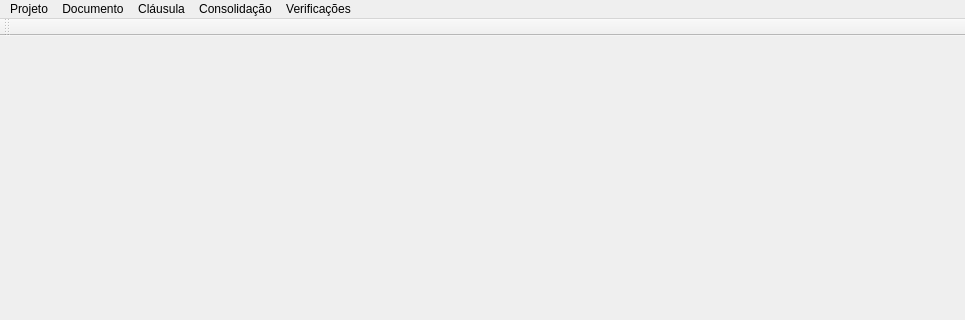
Qt form views/UI/MainWindow.ui (fbarden/ProjectManager) before a commit; both pictures show x 0 to 965 and y 0 to 320 of the 965 by 643 pixel window.
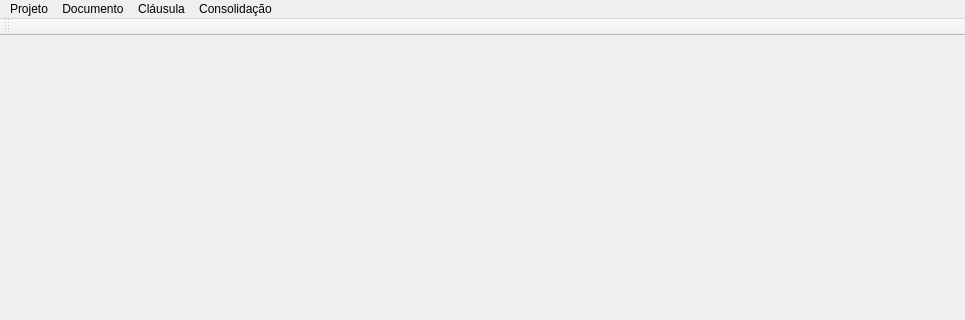
The same form after that commit.

The edit to the form file:
```diff
--- a/views/UI/MainWindow.ui
+++ b/views/UI/MainWindow.ui
@@ -60,20 +60,10 @@
     <addaction name="actionIndexHistory"/>
     <addaction name="actionUpdateConsolidation"/>
    </widget>
-   <widget class="QMenu" name="menuVerifications">
-    <property name="title">
-     <string>Verificações</string>
-    </property>
-    <addaction name="actionCheckSpaces"/>
-    <addaction name="actionCheckGranularity"/>
-    <addaction name="actionSuspectClauses"/>
-    <addaction name="actionRedundantPaths"/>
-   </widget>
    <addaction name="menuProject"/>
    <addaction name="menuDocuments"/>
    <addaction name="menuClauses"/>
    <addaction name="menuConsolidation"/>
-   <addaction name="menuVerifications"/>
   </widget>
   <widget class="QStatusBar" name="statusbar"/>
   <widget class="QToolBar" name="toolBar">
```
Left out of the diff: 1 changed line with no effect on the pictures.
